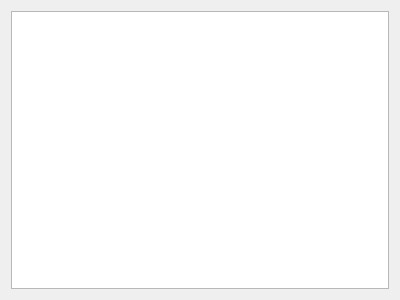
Before: the Qt Designer form OpenAIV-National/Overlays/datasetdialog.ui in simoninns/OpenAIV, drawn with Qt 5.
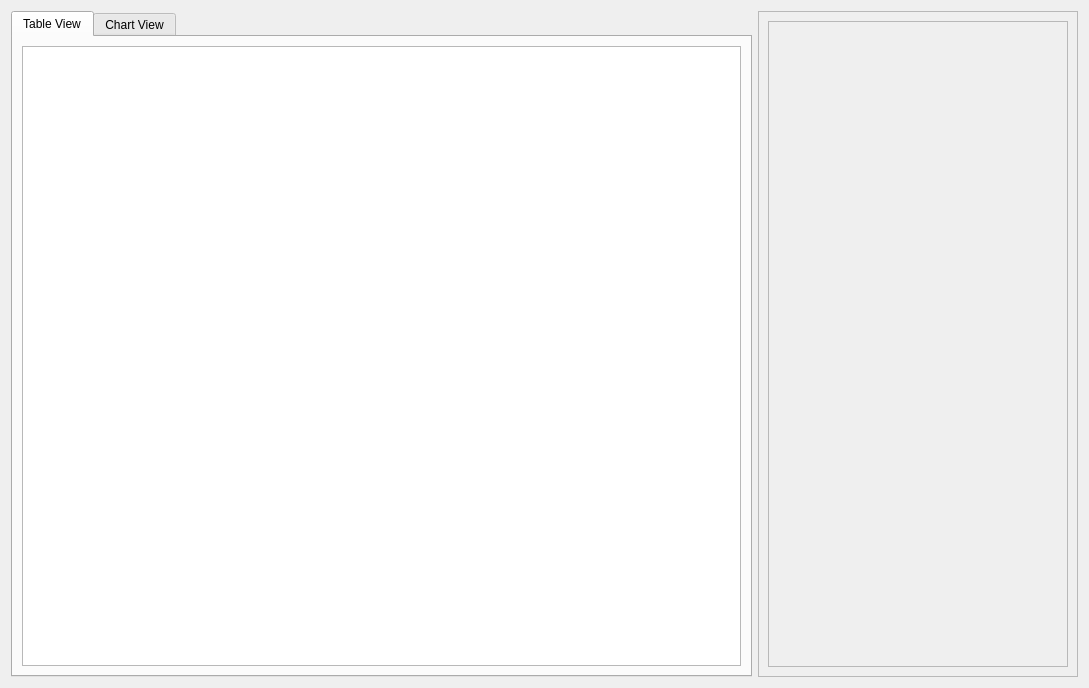
After: the same form once the commit is applied.

Commit message: Work on the chart data set overlay

Diff of the .ui file:
```diff
--- a/OpenAIV-National/Overlays/datasetdialog.ui
+++ b/OpenAIV-National/Overlays/datasetdialog.ui
@@ -6,8 +6,8 @@
    <rect>
     <x>0</x>
     <y>0</y>
-    <width>400</width>
-    <height>300</height>
+    <width>1089</width>
+    <height>688</height>
    </rect>
   </property>
   <property name="windowTitle">
@@ -17,7 +17,95 @@
    <item>
     <layout class="QVBoxLayout" name="verticalLayout">
      <item>
-      <widget class="QTextBrowser" name="textBrowser"/>
+      <layout class="QHBoxLayout" name="horizontalLayout">
+       <item>
+        <widget class="QTabWidget" name="tabWidget">
+         <property name="currentIndex">
+          <number>0</number>
+         </property>
+         <widget class="QWidget" name="tableView_tab">
+          <attribute name="title">
+           <string>Table View</string>
+          </attribute>
+          <layout class="QVBoxLayout" name="verticalLayout_6">
+           <item>
+            <layout class="QVBoxLayout" name="tableView_verticalLayout">
+             <item>
+              <widget class="QTableWidget" name="tableWidget"/>
+             </item>
+            </layout>
+           </item>
+          </layout>
+         </widget>
+         <widget class="QWidget" name="chartView_tab">
+          <attribute name="title">
+           <string>Chart View</string>
+          </attribute>
+          <layout class="QVBoxLayout" name="verticalLayout_8">
+           <item>
+            <layout class="QVBoxLayout" name="chartView_verticalLayout">
+             <item>
+              <widget class="QWidget" name="chart_widget" native="true"/>
+             </item>
+            </layout>
+           </item>
+          </layout>
+         </widget>
+        </widget>
+       </item>
+       <item>
+        <widget class="QFrame" name="options_frame">
+         <property name="minimumSize">
+          <size>
+           <width>0</width>
+           <height>0</height>
+          </size>
+         </property>
+         <property name="frameShape">
+          <enum>QFrame::StyledPanel</enum>
+         </property>
+         <property name="frameShadow">
+          <enum>QFrame::Raised</enum>
+         </property>
+         <layout class="QVBoxLayout" name="verticalLayout_4">
+          <item>
+           <widget class="QScrollArea" name="scrollArea">
+            <property name="sizePolicy">
+             <sizepolicy hsizetype="Minimum" vsizetype="MinimumExpanding">
+              <horstretch>0</horstretch>
+              <verstretch>0</verstretch>
+             </sizepolicy>
+            </property>
+            <property name="minimumSize">
+             <size>
+              <width>300</width>
+              <height>0</height>
+             </size>
+            </property>
+            <property name="widgetResizable">
+             <bool>true</bool>
+            </property>
+            <widget class="QWidget" name="scrollAreaWidgetContents">
+             <property name="geometry">
+              <rect>
+               <x>0</x>
+               <y>0</y>
+               <width>298</width>
+               <height>644</height>
+              </rect>
+             </property>
+             <layout class="QVBoxLayout" name="verticalLayout_5">
+              <item>
+               <layout class="QVBoxLayout" name="options_verticalLayout2"/>
+              </item>
+             </layout>
+            </widget>
+           </widget>
+          </item>
+         </layout>
+        </widget>
+       </item>
+      </layout>
      </item>
     </layout>
    </item>
```
Left out of the diff: 4 changed lines with no effect on the pictures. The commit also changes 4 other files.
